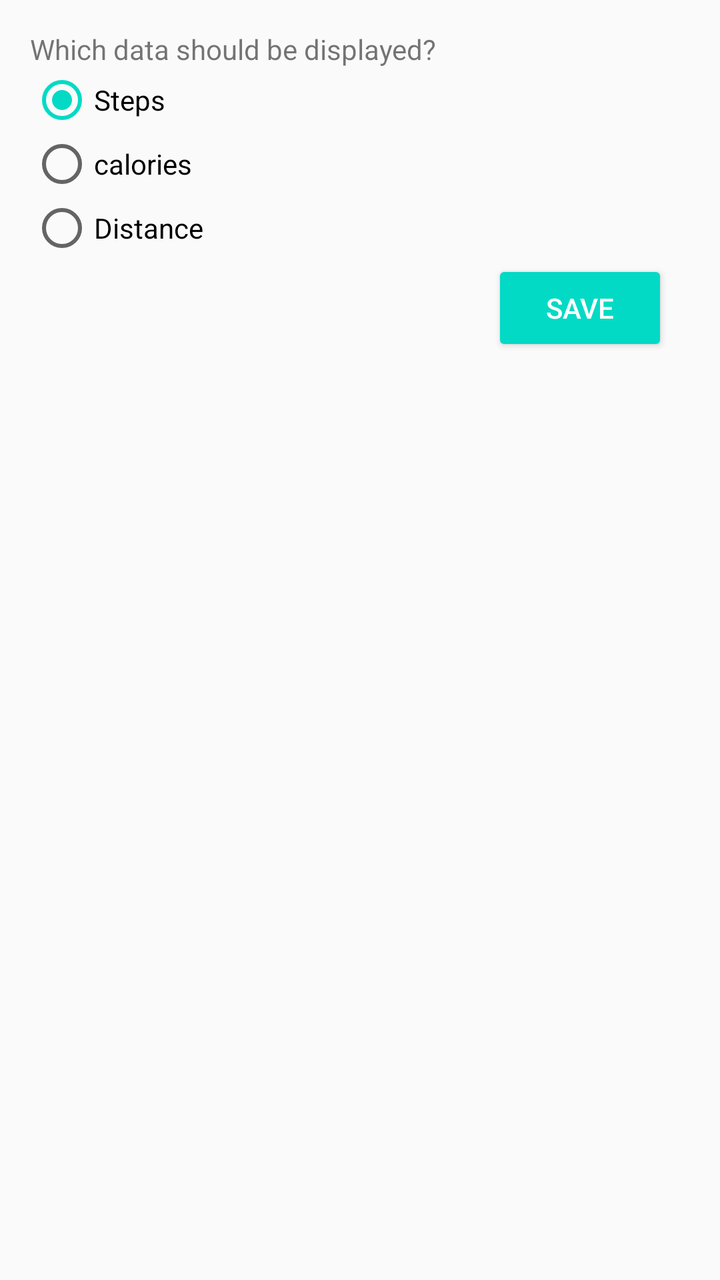
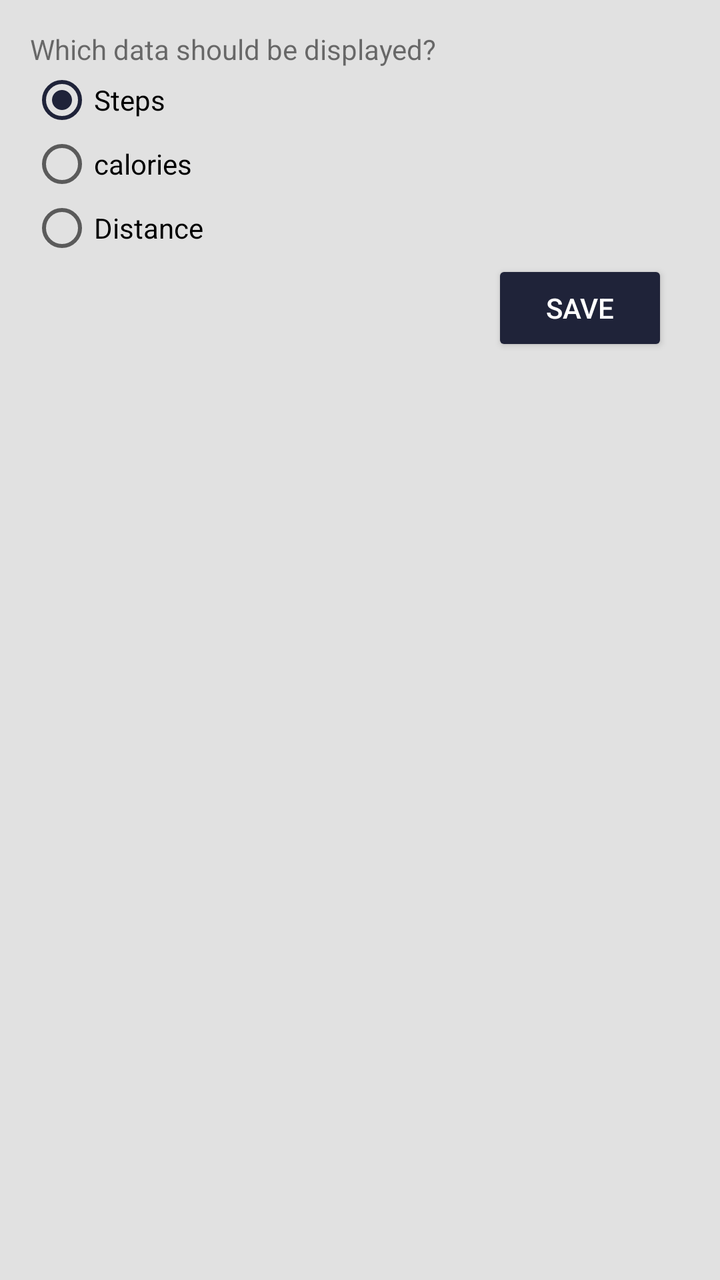

Before-and-after screenshots of an Android layout around one commit, followed by the original layout XML and the change that was made.
<!-- AndroidManifest.xml: application theme AppTheme -->
<!-- res/layout/widget_config.xml -->
<?xml version="1.0" encoding="utf-8"?>
<RelativeLayout xmlns:android="http://schemas.android.com/apk/res/android"
    android:layout_width="match_parent"
    android:layout_height="wrap_content"
    android:padding="15dp">

    <TextView
        android:id="@+id/texttext"
        android:layout_width="wrap_content"
        android:layout_height="wrap_content"
        android:layout_alignParentLeft="true"
        android:layout_alignParentTop="true"
        android:text="@string/widget_config_data_set_title" />

    <RadioGroup xmlns:android="http://schemas.android.com/apk/res/android"
        android:layout_width="fill_parent"
        android:layout_height="wrap_content"
        android:layout_alignParentLeft="true"
        android:layout_alignParentStart="true"
        android:layout_below="@+id/texttext"
        android:orientation="vertical"
        android:id="@+id/radioGroup">

        <RadioButton
            android:id="@+id/stepsRadioButton"
            android:layout_width="wrap_content"
            android:layout_height="wrap_content"
            android:layout_alignParentLeft="true"
            android:layout_alignParentStart="true"
            android:layout_below="@+id/texttext"
            android:checked="true"
            android:text="@string/action_steps" />

        <RadioButton
            android:id="@+id/caloriesRadioButton"
            android:layout_width="wrap_content"
            android:layout_height="wrap_content"
            android:layout_alignParentLeft="true"
            android:layout_alignParentStart="true"
            android:layout_below="@+id/distanceRadioButton"
            android:text="@string/calories" />

        <RadioButton
            android:id="@+id/distanceRadioButton"
            android:layout_width="wrap_content"
            android:layout_height="wrap_content"
            android:layout_alignParentLeft="true"
            android:layout_alignParentStart="true"
            android:layout_below="@+id/stepsRadioButton"
            android:text="@string/action_distance" />
    </RadioGroup>

    <Button
        android:id="@+id/save"
        style="@style/Widget.AppCompat.Button.Colored"
        android:layout_width="wrap_content"
        android:layout_height="wrap_content"
        android:text="@string/save"
        android:layout_marginRight="11dp"
        android:layout_marginEnd="11dp"
        android:layout_below="@+id/radioGroup"
        android:layout_alignParentRight="true"
        android:layout_alignParentEnd="true" />
</RelativeLayout>
<!-- resources referenced by this layout -->
<resources>
  <string name="action_distance">Distance</string>
  <string name="action_steps">Steps</string>
  <string name="calories">calories</string>
  <string name="save">Save</string>
  <string name="widget_config_data_set_title">Which data should be displayed?</string>
  <style name="AppTheme" parent="Theme.AppCompat.Light.DarkActionBar">
          
          <item name="colorPrimary">@color/colorPrimary</item>
          <item name="colorPrimaryDark">@color/colorPrimaryDark</item>
          <item name="colorAccent">@color/colorAccent</item>
      </style>
  <color name="colorPrimary">#36D1DC</color>
  <color name="colorPrimaryDark">#044fab</color>
  <color name="colorAccent">#03DAC5</color>
</resources>

<!-- the commit's change to res/layout/widget_config.xml (unified diff, before → after) -->
@@ -2,7 +2,8 @@
 <RelativeLayout xmlns:android="http://schemas.android.com/apk/res/android"
     android:layout_width="match_parent"
     android:layout_height="wrap_content"
-    android:padding="15dp">
+    android:padding="15dp"
+    android:background="#e1e1e1">
 
     <TextView
         android:id="@+id/texttext"
<!-- resource entries referenced after the edit -->
@@ -11,8 +11,8 @@
           <item name="colorPrimaryDark">@color/colorPrimaryDark</item>
           <item name="colorAccent">@color/colorAccent</item>
       </style>
-  <color name="colorPrimary">#36D1DC</color>
-  <color name="colorPrimaryDark">#044fab</color>
-  <color name="colorAccent">#03DAC5</color>
+  <color name="colorPrimary">#434A71</color>
+  <color name="colorPrimaryDark">#1F2339</color>
+  <color name="colorAccent">#1F2339</color>
 </resources>
 
